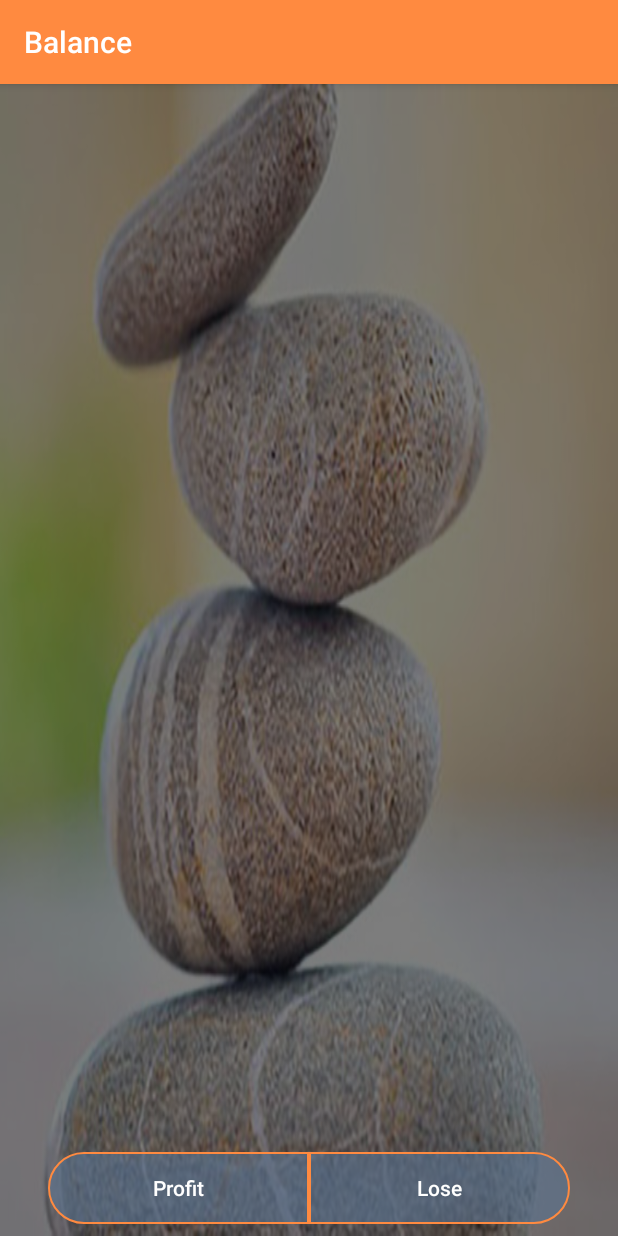
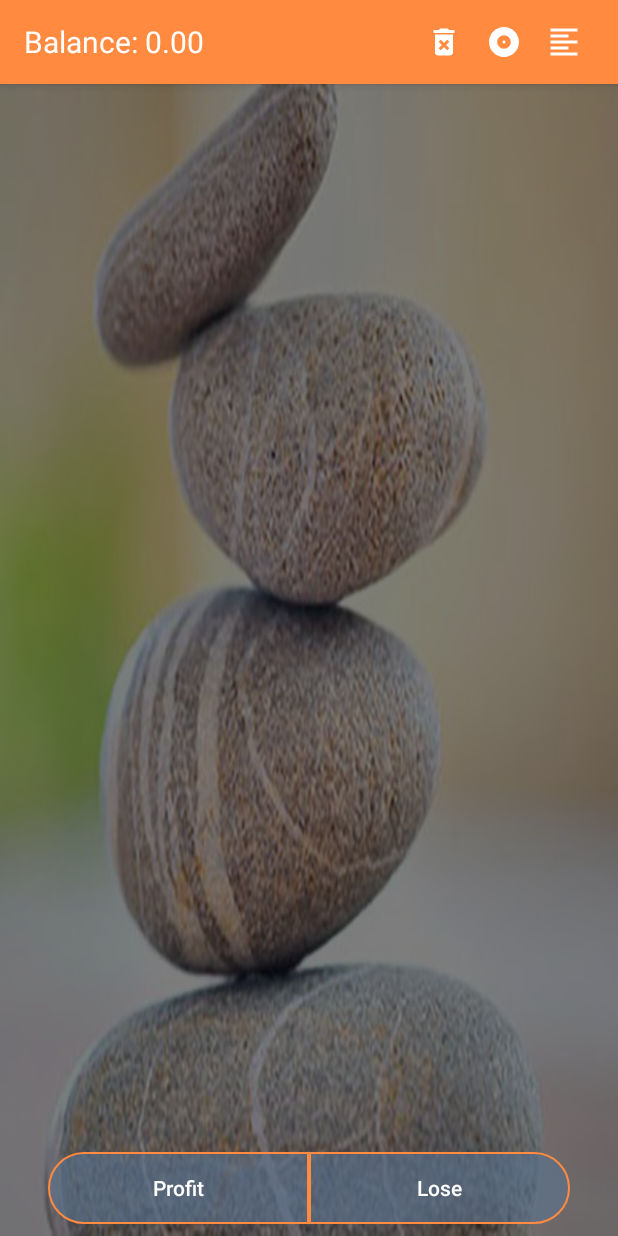
Before and after one commit to azzaxx/BalanceV2.0, an Android app: the screen it shows after launch (StartActivity), on a phone screen of 412 x 824 dp. Run offline under Robolectric (Android 15) with nearby library versions, the phone set to English and light mode, and no system bars; our stand-ins replace ButterKnife; libraries missing offline, so code that uses them is left out: io.realm; 7 statements that could not run were skipped.

Commit message:
Added total sum displaying, added custom action bar

```diff
--- a/app/build.gradle
+++ b/app/build.gradle
@@ -31,4 +31,5 @@ dependencies {
     compile 'com.android.support:recyclerview-v7:25.1.0' //recycler view
     compile 'net.cachapa.expandablelayout:expandablelayout:2.6' //Expandable layout
     testCompile 'junit:junit:4.12'
+    compile 'com.github.PhilJay:MPAndroidChart:v3.0.1' //graph lib
 }
--- a/app/src/main/java/com/example/alex/balance/BalanceFragment.java
+++ b/app/src/main/java/com/example/alex/balance/BalanceFragment.java
@@ -178,7 +178,7 @@ public class BalanceFragment extends Fragment implements View.OnClickListener {
                         mTvDateYear.getText().toString(),
                         mEtComments.getText().toString(),
                         mIsProfit,
-                        getCheckedList());
+                        mPresenter.getCheckedList(mLlCategory));
                 getAct().popBackStack();
                 break;
             case R.id.date_container:
@@ -200,22 +200,6 @@ public class BalanceFragment extends Fragment implements View.OnClickListener {
                 }
                 break;
         }
-    }
-
-    private RealmList<CategoryData> getCheckedList() {
-        RealmList<CategoryData> list = new RealmList<>();
-
-        for (int i = 0; i < mLlCategory.getChildCount(); i++) {
-            View child = mLlCategory.getChildAt(i);
-            if (((CheckBox) child.findViewById(R.id.item_balance_check_box)).isChecked()) {
-                final String categoryName = ((TextView) child.findViewById(R.id.item_balance_check_box)).getText().toString();
-                final long categoryTimeStamp = Long.parseLong(((TextView) child.findViewById(R.id.item_balance_time_stamp)).getText().toString());
-                final int categoryColor = ((ColorDrawable) child.findViewById(R.id.color_box).getBackground()).getColor();
-                list.add(mPresenter.getSelectedCategory(categoryName, categoryColor, categoryTimeStamp));
-            }
-        }
-
-        return list;
     }
 
     private void activateButton(ImageView iv, RelativeLayout relativeLayout, Drawable image) {
--- a/app/src/main/java/com/example/alex/balance/StartActivity.java
+++ b/app/src/main/java/com/example/alex/balance/StartActivity.java
@@ -2,12 +2,15 @@ package com.example.alex.balance;
 
 import android.content.DialogInterface;
 import android.os.Bundle;
+import android.support.v4.app.Fragment;
+import android.support.v7.app.ActionBar;
 import android.support.v7.app.AlertDialog;
 import android.support.v7.app.AppCompatActivity;
 import android.support.v7.widget.LinearLayoutManager;
 import android.support.v7.widget.RecyclerView;
 import android.view.View;
 import android.widget.Button;
+import android.widget.TextView;
 
 import com.example.alex.balance.adapters.MainListAdapter;
 import com.example.alex.balance.custom.BalanceData;
@@ -16,8 +19,9 @@ import com.example.alex.balance.interfaces.RecyclerClick;
 import butterknife.BindView;
 import butterknife.ButterKnife;
 import io.realm.Realm;
-import io.realm.RealmConfiguration;
 import io.realm.Sort;
+
+import static com.example.alex.balance.custom.BalanceData.BALANCEDATA_FIELD_TIME;
 
 public class StartActivity extends AppCompatActivity implements View.OnClickListener, RecyclerClick {
     public static final String PROFIT_LOSE_KEY = "start_activity_profit_or_lose_key";
@@ -43,14 +47,19 @@ public class StartActivity extends AppCompatActivity implements View.OnClickList
 
         mRVList.setHasFixedSize(true);
         mRVList.setLayoutManager(new LinearLayoutManager(this));
-        mAdapter = new MainListAdapter(mRealm.where(BalanceData.class).findAllSorted("mTimeStamp", Sort.DESCENDING), this);
+        mAdapter = new MainListAdapter(mRealm.where(BalanceData.class).findAllSorted(BALANCEDATA_FIELD_TIME, Sort.DESCENDING), this);
         mAdapter.setOnItemClick(this);
         mRVList.setAdapter(mAdapter);
+
+        getSupportActionBar().setDisplayOptions(ActionBar.DISPLAY_SHOW_CUSTOM);
+        getSupportActionBar().setCustomView(R.layout.action_bar_layout);
+        calculateTotalBalance();
     }
 
     @Override
     public void onClick(View view) {
         Bundle args = new Bundle();
+        BalanceFragment fragment = new BalanceFragment();
 
         switch (view.getId()) {
             case R.id.button_profit:
@@ -60,8 +69,12 @@ public class StartActivity extends AppCompatActivity implements View.OnClickList
                 args.putInt(PROFIT_LOSE_KEY, -1);
                 break;
         }
-        BalanceFragment fragment = new BalanceFragment();
+
         fragment.setArguments(args);
+        showFragment(fragment);
+    }
+
+    private void showFragment(Fragment fragment) {
         getSupportFragmentManager().beginTransaction().add(R.id.start_activity_container, fragment, null).addToBackStack(null).commit();
     }
 
@@ -83,6 +96,7 @@ public class StartActivity extends AppCompatActivity implements View.OnClickList
     public void popBackStack() {
         getSupportFragmentManager().popBackStack();
         mAdapter.notifyDataSetChanged();
+        calculateTotalBalance();
     }
 
     public Realm getRealm() {
@@ -115,5 +129,29 @@ public class StartActivity extends AppCompatActivity implements View.OnClickList
         balanceData.deleteFromRealm();
         mAdapter.notifyDataSetChanged();
         mRealm.commitTransaction();
+        calculateTotalBalance();
+    }
+
+    private void calculateTotalBalance() {
+        float totalBalance = 0f;
+
+        mRealm.beginTransaction();
+
+        for (BalanceData data : mRealm.where(BalanceData.class).findAll()) {
+            if (data.isProfit()) {
+                totalBalance += Float.parseFloat(data.getTotalSum());
+            } else {
+                totalBalance -= Float.parseFloat(data.getTotalSum());
+            }
+        }
+
+        mRealm.commitTransaction();
+        setTotalSum(totalBalance);
+    }
+
+    private void setTotalSum(final float sum) {
+        String text = "Balance: ";
+        text += String.format("%.2f", sum);
+        ((TextView) findViewById(R.id.action_bar_title)).setText(text);
     }
 }
--- a/app/src/main/java/com/example/alex/balance/adapters/MainListAdapter.java
+++ b/app/src/main/java/com/example/alex/balance/adapters/MainListAdapter.java
@@ -76,7 +76,7 @@ public class MainListAdapter extends RecyclerView.Adapter<MainListAdapter.MainVi
         this.mOnItemClick = onItemClick;
     }
 
-    class MainViewHolder extends RecyclerView.ViewHolder implements View.OnClickListener {
+    class MainViewHolder extends RecyclerView.ViewHolder implements View.OnLongClickListener {
         @BindView(R.id.tv_profit_lose)
         TextView tvProfitOrLose;
         @BindView(R.id.tv_total_sum)
@@ -90,13 +90,14 @@ public class MainListAdapter extends RecyclerView.Adapter<MainListAdapter.MainVi
 
         MainViewHolder(View itemView) {
             super(itemView);
-            itemView.setOnClickListener(this);
+            itemView.setOnLongClickListener(this);
             ButterKnife.bind(this, itemView);
         }
 
         @Override
-        public void onClick(View v) {
+        public boolean onLongClick(View v) {
             mOnItemClick.onRecyclerClick(v, getAdapterPosition(), mList.get(getAdapterPosition()));
+            return false;
         }
     }
 }
--- a/app/src/main/java/com/example/alex/balance/custom/BalanceData.java
+++ b/app/src/main/java/com/example/alex/balance/custom/BalanceData.java
@@ -10,6 +10,7 @@ import io.realm.RealmObject;
  */
 
 public class BalanceData extends RealmObject {
+    public static final String BALANCEDATA_FIELD_TIME = "mTimeStamp";
     private String mTotalSum;
     private String mDay;
     private String mMonth;
--- a/app/src/main/java/com/example/alex/balance/presenters/DataPresenter.java
+++ b/app/src/main/java/com/example/alex/balance/presenters/DataPresenter.java
@@ -1,10 +1,12 @@
 package com.example.alex.balance.presenters;
 
 import android.content.Intent;
+import android.graphics.drawable.ColorDrawable;
 import android.support.annotation.Nullable;
 import android.view.LayoutInflater;
 import android.view.View;
 import android.widget.CheckBox;
+import android.widget.LinearLayout;
 import android.widget.TextView;
 
 import com.example.alex.balance.BalanceFragment;
@@ -52,7 +54,6 @@ public class DataPresenter extends BasePresenter<BalanceFragment> {
         if (text.equals(DEFAULT_VALUE)) {
             return;
         }
-
         String result;
         String temp = text.substring(0, text.length() - 1);
         temp = temp.replace(DOT, "");
@@ -171,11 +172,27 @@ public class DataPresenter extends BasePresenter<BalanceFragment> {
         realmObj.commitTransaction();
     }
 
-    public CategoryData getSelectedCategory(String categoryName, int categoryColor, long categoryTimeStamp) {
+    private CategoryData getSelectedCategory(String categoryName, int categoryColor, long categoryTimeStamp) {
         return mView.getAct().getRealm().where(CategoryData.class)
                 .equalTo(CATEGORY_FIELD_NAME, categoryName)
                 .equalTo(CATEGORY_FIELD_TIME, categoryTimeStamp)
                 .equalTo(CATEGORY_FIELD_COLOR, categoryColor)
                 .findFirst();
     }
+
+    public RealmList<CategoryData> getCheckedList(LinearLayout mLlCategory) {
+        RealmList<CategoryData> list = new RealmList<>();
+
+        for (int i = 0; i < mLlCategory.getChildCount(); i++) {
+            View child = mLlCategory.getChildAt(i);
+            if (((CheckBox) child.findViewById(R.id.item_balance_check_box)).isChecked()) {
+                final String categoryName = ((TextView) child.findViewById(R.id.item_balance_check_box)).getText().toString();
+                final long categoryTimeStamp = Long.parseLong(((TextView) child.findViewById(R.id.item_balance_time_stamp)).getText().toString());
+                final int categoryColor = ((ColorDrawable) child.findViewById(R.id.color_box).getBackground()).getColor();
+                list.add(getSelectedCategory(categoryName, categoryColor, categoryTimeStamp));
+            }
+        }
+
+        return list;
+    }
 }
--- /dev/null
+++ b/app/src/main/res/drawable/ic_album_white_24dp.xml
@@ -0,0 +1,9 @@
+<vector xmlns:android="http://schemas.android.com/apk/res/android"
+    android:width="24dp"
+    android:height="24dp"
+    android:viewportHeight="24.0"
+    android:viewportWidth="24.0">
+    <path
+        android:fillColor="#FFFFFF"
+        android:pathData="M12,2C6.48,2 2,6.48 2,12s4.48,10 10,10 10,-4.48 10,-10S17.52,2 12,2zM12,16.5c-2.49,0 -4.5,-2.01 -4.5,-4.5S9.51,7.5 12,7.5s4.5,2.01 4.5,4.5 -2.01,4.5 -4.5,4.5zM12,11c-0.55,0 -1,0.45 -1,1s0.45,1 1,1 1,-0.45 1,-1 -0.45,-1 -1,-1z" />
+</vector>
--- /dev/null
+++ b/app/src/main/res/drawable/ic_delete_forever_white_24px.xml
@@ -0,0 +1,9 @@
+<vector xmlns:android="http://schemas.android.com/apk/res/android"
+    android:width="24dp"
+    android:height="24dp"
+    android:viewportHeight="24.0"
+    android:viewportWidth="24.0">
+    <path
+        android:fillColor="#FFFFFF"
+        android:pathData="M6,19c0,1.1 0.9,2 2,2h8c1.1,0 2,-0.9 2,-2L18,7L6,7v12zM8.46,11.88l1.41,-1.41L12,12.59l2.12,-2.12 1.41,1.41L13.41,14l2.12,2.12 -1.41,1.41L12,15.41l-2.12,2.12 -1.41,-1.41L10.59,14l-2.13,-2.12zM15.5,4l-1,-1h-5l-1,1L5,4v2h14L19,4z" />
+</vector>
--- /dev/null
+++ b/app/src/main/res/drawable/ic_format_align_left_white_24dp.xml
@@ -0,0 +1,9 @@
+<vector xmlns:android="http://schemas.android.com/apk/res/android"
+        android:width="24dp"
+        android:height="24dp"
+        android:viewportWidth="24.0"
+        android:viewportHeight="24.0">
+    <path
+        android:fillColor="#FFFFFF"
+        android:pathData="M15,15L3,15v2h12v-2zM15,7L3,7v2h12L15,7zM3,13h18v-2L3,11v2zM3,21h18v-2L3,19v2zM3,3v2h18L21,3L3,3z"/>
+</vector>
--- /dev/null
+++ b/app/src/main/res/layout/action_bar_layout.xml
@@ -0,0 +1,63 @@
+<?xml version="1.0" encoding="utf-8"?>
+<RelativeLayout xmlns:android="http://schemas.android.com/apk/res/android"
+    android:layout_width="match_parent"
+    android:layout_height="match_parent"
+    android:background="@color/colorPrimary"
+    android:orientation="horizontal">
+
+    <TextView
+        android:id="@+id/action_bar_title"
+        android:layout_width="wrap_content"
+        android:layout_height="wrap_content"
+        android:layout_centerVertical="true"
+        android:text="Balance"
+        android:textColor="@color/white"
+        android:textSize="20sp" />
+
+
+    <RelativeLayout
+        android:id="@+id/action_bar_filter"
+        android:layout_width="40dp"
+        android:layout_height="40dp"
+        android:layout_alignParentRight="true"
+        android:layout_centerVertical="true">
+
+        <ImageView
+            android:layout_width="wrap_content"
+            android:layout_height="wrap_content"
+            android:layout_centerInParent="true"
+            android:src="@drawable/ic_format_align_left_white_24dp" />
+
+    </RelativeLayout>
+
+    <RelativeLayout
+        android:id="@+id/action_bar_statistic"
+        android:layout_width="40dp"
+        android:layout_height="40dp"
+        android:layout_centerVertical="true"
+        android:layout_toLeftOf="@id/action_bar_filter">
+
+        <ImageView
+            android:layout_width="wrap_content"
+            android:layout_height="wrap_content"
+            android:layout_centerInParent="true"
+            android:src="@drawable/ic_album_white_24dp" />
+
+    </RelativeLayout>
+
+    <RelativeLayout
+        android:id="@+id/action_bar_delete"
+        android:layout_width="40dp"
+        android:layout_height="40dp"
+        android:layout_centerVertical="true"
+        android:layout_toLeftOf="@id/action_bar_statistic">
+
+        <ImageView
+            android:layout_width="wrap_content"
+            android:layout_height="wrap_content"
+            android:layout_centerInParent="true"
+            android:src="@drawable/ic_delete_forever_white_24px" />
+
+    </RelativeLayout>
+
+</RelativeLayout>
```
